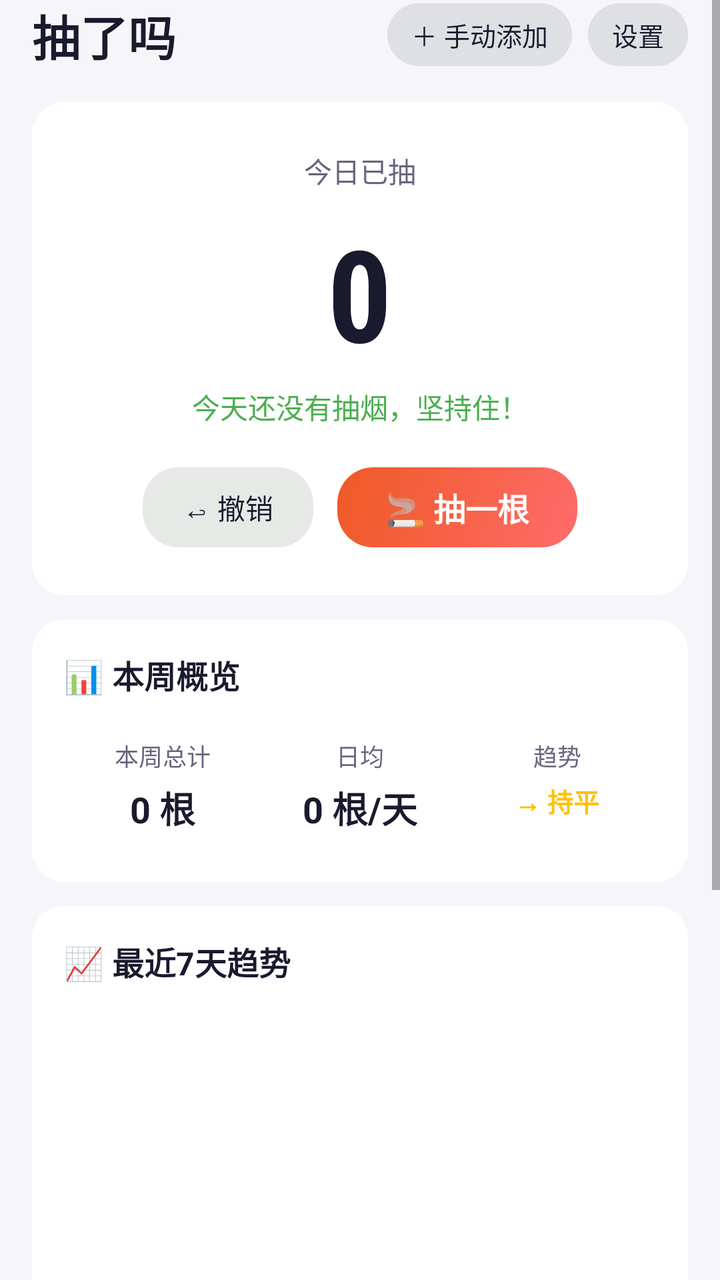
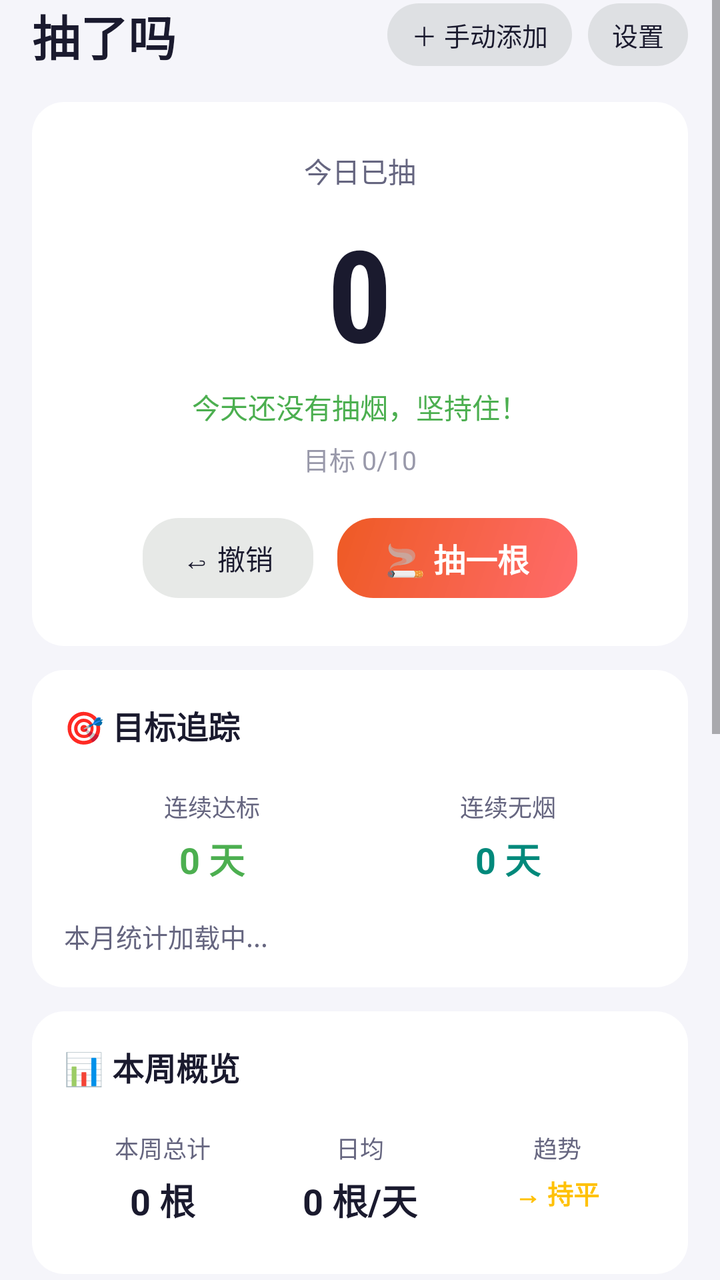

The first picture is an Android layout as it rendered before a commit; the second is the same layout after the commit. The layout source and the unified diff follow.
<!-- AndroidManifest.xml: activity theme Theme.QuitSmoke -->
<!-- res/layout/activity_main.xml -->
<?xml version="1.0" encoding="utf-8"?>
<ScrollView xmlns:android="http://schemas.android.com/apk/res/android"
    android:layout_width="match_parent"
    android:layout_height="match_parent"
    android:background="@color/bg_main"
    android:fillViewport="true"
    android:clipToPadding="false">

    <LinearLayout
        android:layout_width="match_parent"
        android:layout_height="wrap_content"
        android:orientation="vertical"
        android:paddingStart="16dp"
        android:paddingEnd="16dp"
        android:paddingBottom="24dp">

        
        <LinearLayout
            android:layout_width="match_parent"
            android:layout_height="wrap_content"
            android:gravity="center_vertical"
            android:orientation="horizontal"
            android:fitsSystemWindows="true"
            android:paddingBottom="16dp">

            <TextView
                android:layout_width="0dp"
                android:layout_height="wrap_content"
                android:layout_weight="1"
                android:text="抽了吗"
                android:textColor="@color/text_primary"
                android:textSize="24sp"
                android:textStyle="bold" />

            <TextView
                android:id="@+id/btn_add_manual"
                android:layout_width="wrap_content"
                android:layout_height="wrap_content"
                android:background="@drawable/btn_undo_bg"
                android:paddingStart="12dp"
                android:paddingEnd="12dp"
                android:paddingTop="6dp"
                android:paddingBottom="6dp"
                android:text="＋ 手动添加"
                android:textColor="@color/text_primary"
                android:textSize="13sp"
                android:clickable="true"
                android:focusable="true" />

            <View
                android:layout_width="8dp"
                android:layout_height="0dp" />

            <TextView
                android:id="@+id/btn_settings"
                android:layout_width="wrap_content"
                android:layout_height="wrap_content"
                android:background="@drawable/btn_undo_bg"
                android:paddingStart="12dp"
                android:paddingEnd="12dp"
                android:paddingTop="6dp"
                android:paddingBottom="6dp"
                android:text="设置"
                android:textColor="@color/text_primary"
                android:textSize="13sp"
                android:clickable="true"
                android:focusable="true" />
        </LinearLayout>

        
        <LinearLayout
            android:layout_width="match_parent"
            android:layout_height="wrap_content"
            android:background="@drawable/card_background"
            android:gravity="center"
            android:orientation="vertical"
            android:padding="24dp"
            android:layout_marginBottom="12dp">

            <TextView
                android:layout_width="wrap_content"
                android:layout_height="wrap_content"
                android:text="今日已抽"
                android:textColor="@color/text_secondary"
                android:textSize="14sp" />

            <TextView
                android:id="@+id/tv_today_count"
                android:layout_width="wrap_content"
                android:layout_height="wrap_content"
                android:layout_marginTop="8dp"
                android:text="0"
                android:textColor="@color/text_primary"
                android:textSize="64sp"
                android:textStyle="bold"
                android:fontFamily="sans-serif-condensed" />

            <TextView
                android:id="@+id/tv_today_tip"
                android:layout_width="wrap_content"
                android:layout_height="wrap_content"
                android:layout_marginTop="4dp"
                android:text="今天还没有抽烟，坚持住！"
                android:textColor="@color/green_good"
                android:textSize="14sp" />

            
            <LinearLayout
                android:layout_width="match_parent"
                android:layout_height="wrap_content"
                android:layout_marginTop="20dp"
                android:gravity="center"
                android:orientation="horizontal">

                
                <TextView
                    android:id="@+id/btn_undo"
                    android:layout_width="wrap_content"
                    android:layout_height="40dp"
                    android:background="@drawable/btn_undo_bg"
                    android:clickable="true"
                    android:focusable="true"
                    android:gravity="center"
                    android:paddingStart="20dp"
                    android:paddingEnd="20dp"
                    android:text="↩ 撤销"
                    android:textColor="@color/text_primary"
                    android:textSize="14sp" />

                <View
                    android:layout_width="12dp"
                    android:layout_height="0dp" />

                
                <TextView
                    android:id="@+id/btn_smoke_main"
                    android:layout_width="wrap_content"
                    android:layout_height="40dp"
                    android:background="@drawable/btn_smoke_bg"
                    android:clickable="true"
                    android:focusable="true"
                    android:gravity="center"
                    android:paddingStart="24dp"
                    android:paddingEnd="24dp"
                    android:text="🚬 抽一根"
                    android:textColor="#FFFFFF"
                    android:textSize="16sp"
                    android:textStyle="bold" />
            </LinearLayout>
        </LinearLayout>

        
        <LinearLayout
            android:layout_width="match_parent"
            android:layout_height="wrap_content"
            android:background="@drawable/card_background"
            android:orientation="vertical"
            android:padding="16dp"
            android:layout_marginBottom="12dp">

            <TextView
                android:layout_width="wrap_content"
                android:layout_height="wrap_content"
                android:text="📊 本周概览"
                android:textColor="@color/text_primary"
                android:textSize="16sp"
                android:textStyle="bold"
                android:layout_marginBottom="12dp" />

            <LinearLayout
                android:layout_width="match_parent"
                android:layout_height="wrap_content"
                android:orientation="horizontal">

                
                <LinearLayout
                    android:layout_width="0dp"
                    android:layout_height="wrap_content"
                    android:layout_weight="1"
                    android:gravity="center"
                    android:orientation="vertical"
                    android:padding="8dp">

                    <TextView
                        android:layout_width="wrap_content"
                        android:layout_height="wrap_content"
                        android:text="本周总计"
                        android:textColor="@color/text_secondary"
                        android:textSize="12sp" />

                    <TextView
                        android:id="@+id/tv_week_total"
                        android:layout_width="wrap_content"
                        android:layout_height="wrap_content"
                        android:layout_marginTop="4dp"
                        android:text="0 根"
                        android:textColor="@color/text_primary"
                        android:textSize="18sp"
                        android:textStyle="bold" />
                </LinearLayout>

                
                <LinearLayout
                    android:layout_width="0dp"
                    android:layout_height="wrap_content"
                    android:layout_weight="1"
                    android:gravity="center"
                    android:orientation="vertical"
                    android:padding="8dp">

                    <TextView
                        android:layout_width="wrap_content"
                        android:layout_height="wrap_content"
                        android:text="日均"
                        android:textColor="@color/text_secondary"
                        android:textSize="12sp" />

                    <TextView
                        android:id="@+id/tv_week_avg"
                        android:layout_width="wrap_content"
                        android:layout_height="wrap_content"
                        android:layout_marginTop="4dp"
                        android:text="0 根/天"
                        android:textColor="@color/text_primary"
                        android:textSize="18sp"
                        android:textStyle="bold" />
                </LinearLayout>

                
                <LinearLayout
                    android:layout_width="0dp"
                    android:layout_height="wrap_content"
                    android:layout_weight="1"
                    android:gravity="center"
                    android:orientation="vertical"
                    android:padding="8dp">

                    <TextView
                        android:layout_width="wrap_content"
                        android:layout_height="wrap_content"
                        android:text="趋势"
                        android:textColor="@color/text_secondary"
                        android:textSize="12sp" />

                    <TextView
                        android:id="@+id/tv_trend"
                        android:layout_width="wrap_content"
                        android:layout_height="wrap_content"
                        android:layout_marginTop="4dp"
                        android:text="→ 持平"
                        android:textColor="@color/yellow_warn"
                        android:textSize="13sp"
                        android:textStyle="bold" />
                </LinearLayout>
            </LinearLayout>
        </LinearLayout>

        
        <LinearLayout
            android:layout_width="match_parent"
            android:layout_height="wrap_content"
            android:background="@drawable/card_background"
            android:orientation="vertical"
            android:padding="16dp"
            android:layout_marginBottom="12dp">

            <TextView
                android:layout_width="wrap_content"
                android:layout_height="wrap_content"
                android:text="📈 最近7天趋势"
                android:textColor="@color/text_primary"
                android:textSize="16sp"
                android:textStyle="bold"
                android:layout_marginBottom="12dp" />

            
            <LinearLayout
                android:id="@+id/layout_bars"
                android:layout_width="match_parent"
                android:layout_height="wrap_content"
                android:gravity="bottom"
                android:orientation="horizontal"
                android:minHeight="160dp" />
        </LinearLayout>

        
        <LinearLayout
            android:layout_width="match_parent"
            android:layout_height="wrap_content"
            android:background="@drawable/card_background"
            android:orientation="vertical"
            android:padding="16dp"
            android:layout_marginBottom="12dp">

            <TextView
                android:layout_width="wrap_content"
                android:layout_height="wrap_content"
                android:text="💡 戒烟建议"
                android:textColor="@color/text_primary"
                android:textSize="16sp"
                android:textStyle="bold"
                android:layout_marginBottom="8dp" />

            <TextView
                android:id="@+id/tv_advice"
                android:layout_width="match_parent"
                android:layout_height="wrap_content"
                android:text="加载中..."
                android:textColor="@color/text_secondary"
                android:textSize="14sp"
                android:lineSpacingExtra="4dp" />
        </LinearLayout>

        
        <LinearLayout
            android:layout_width="match_parent"
            android:layout_height="wrap_content"
            android:background="@drawable/card_background"
            android:orientation="vertical"
            android:padding="16dp"
            android:layout_marginBottom="24dp">

            <TextView
                android:layout_width="wrap_content"
                android:layout_height="wrap_content"
                android:text="🫁 你知道吗"
                android:textColor="@color/text_primary"
                android:textSize="16sp"
                android:textStyle="bold"
                android:layout_marginBottom="8dp" />

            <TextView
                android:id="@+id/tv_motivation"
                android:layout_width="match_parent"
                android:layout_height="wrap_content"
                android:text="加载中..."
                android:textColor="@color/teal_calm"
                android:textSize="14sp"
                android:lineSpacingExtra="4dp"
                android:fontFamily="serif" />
        </LinearLayout>

    </LinearLayout>
</ScrollView>
<!-- resources referenced by this layout -->
<resources>
  <color name="bg_main">#F5F5FA</color>
  <color name="green_good">#4CAF50</color>
  <color name="teal_calm">#00897B</color>
  <color name="text_primary">#1A1A2E</color>
  <color name="text_secondary">#666680</color>
  <color name="yellow_warn">#FFC107</color>
  <!-- drawable btn_smoke_bg (drawable) -->
  <?xml version="1.0" encoding="utf-8"?>
  <shape xmlns:android="http://schemas.android.com/apk/res/android"
      android:shape="rectangle">
      <gradient
          android:startColor="#FF6B6B"
          android:endColor="#EE5A24"
          android:angle="135" />
      <corners android:radius="18dp" />
  </shape>
  <!-- drawable btn_undo_bg (drawable) -->
  <?xml version="1.0" encoding="utf-8"?>
  <shape xmlns:android="http://schemas.android.com/apk/res/android"
      android:shape="rectangle">
      <solid android:color="@color/btn_secondary_bg" />
      <corners android:radius="18dp" />
  </shape>
  <!-- drawable card_background (drawable) -->
  <?xml version="1.0" encoding="utf-8"?>
  <shape xmlns:android="http://schemas.android.com/apk/res/android"
      android:shape="rectangle">
      <solid android:color="@color/card_bg" />
      <corners android:radius="16dp" />
  </shape>
  <style name="Theme.QuitSmoke" parent="Theme.MaterialComponents.DayNight.NoActionBar">
          <item name="colorPrimary">#FF6B6B</item>
          <item name="colorPrimaryVariant">#EE5A24</item>
          <item name="colorOnPrimary">#FFFFFF</item>
          <item name="colorSecondary">#4CAF50</item>
          <item name="colorSecondaryVariant">#66BB6A</item>
          <item name="colorOnSecondary">#FFFFFF</item>
          <item name="android:windowBackground">@color/bg_main</item>
          
          <item name="android:statusBarColor">@android:color/transparent</item>
          <item name="android:navigationBarColor">@color/nav_bar</item>
          <item name="android:windowTranslucentStatus">false</item>
          <item name="android:windowDrawsSystemBarBackgrounds">true</item>
      </style>
  <color name="btn_secondary_bg">#1A1A2E1A</color>
  <color name="card_bg">#FFFFFF</color>
  <color name="nav_bar">#F5F5FA</color>
</resources>

<!-- the commit's change to res/layout/activity_main.xml (unified diff, before → after) -->
@@ -103,6 +103,15 @@
                 android:text="今天还没有抽烟，坚持住！"
                 android:textColor="@color/green_good"
                 android:textSize="14sp" />
+
+            <TextView
+                android:id="@+id/tv_today_target"
+                android:layout_width="wrap_content"
+                android:layout_height="wrap_content"
+                android:layout_marginTop="6dp"
+                android:text="目标 0/10"
+                android:textColor="@color/text_hint"
+                android:textSize="13sp" />
 
             
             <LinearLayout
@@ -161,6 +170,93 @@
             <TextView
                 android:layout_width="wrap_content"
                 android:layout_height="wrap_content"
+                android:text="🎯 目标追踪"
+                android:textColor="@color/text_primary"
+                android:textSize="16sp"
+                android:textStyle="bold"
+                android:layout_marginBottom="12dp" />
+
+            <LinearLayout
+                android:layout_width="match_parent"
+                android:layout_height="wrap_content"
+                android:orientation="horizontal">
+
+                <LinearLayout
+                    android:layout_width="0dp"
+                    android:layout_height="wrap_content"
+                    android:layout_weight="1"
+                    android:gravity="center"
+                    android:orientation="vertical"
+                    android:padding="8dp">
+
+                    <TextView
+                        android:layout_width="wrap_content"
+                        android:layout_height="wrap_content"
+                        android:text="连续达标"
+                        android:textColor="@color/text_secondary"
+                        android:textSize="12sp" />
+
+                    <TextView
+                        android:id="@+id/tv_goal_streak"
+                        android:layout_width="wrap_content"
+                        android:layout_height="wrap_content"
+                        android:layout_marginTop="4dp"
+                        android:text="0 天"
+                        android:textColor="@color/green_good"
+                        android:textSize="18sp"
+                        android:textStyle="bold" />
+                </LinearLayout>
+
+                <LinearLayout
+                    android:layout_width="0dp"
+                    android:layout_height="wrap_content"
+                    android:layout_weight="1"
+                    android:gravity="center"
+                    android:orientation="vertical"
+                    android:padding="8dp">
+
+                    <TextView
+                        android:layout_width="wrap_content"
+                        android:layout_height="wrap_content"
+                        android:text="连续无烟"
+                        android:textColor="@color/text_secondary"
+                        android:textSize="12sp" />
+
+                    <TextView
+                        android:id="@+id/tv_no_smoke_streak"
+                        android:layout_width="wrap_content"
+                        android:layout_height="wrap_content"
+                        android:layout_marginTop="4dp"
+                        android:text="0 天"
+                        android:textColor="@color/teal_calm"
+                        android:textSize="18sp"
+                        android:textStyle="bold" />
+                </LinearLayout>
+            </LinearLayout>
+
+            <TextView
+                android:id="@+id/tv_month_summary"
+                android:layout_width="match_parent"
+                android:layout_height="wrap_content"
+                android:layout_marginTop="8dp"
+                android:text="本月统计加载中..."
+                android:textColor="@color/text_secondary"
+                android:textSize="13sp"
+                android:lineSpacingExtra="3dp" />
+        </LinearLayout>
+
+        
+        <LinearLayout
+            android:layout_width="match_parent"
+            android:layout_height="wrap_content"
+            android:background="@drawable/card_background"
+            android:orientation="vertical"
+            android:padding="16dp"
+            android:layout_marginBottom="12dp">
+
+            <TextView
+                android:layout_width="wrap_content"
+                android:layout_height="wrap_content"
                 android:text="📊 本周概览"
                 android:textColor="@color/text_primary"
                 android:textSize="16sp"
<!-- resource entries referenced after the edit -->
@@ -3,6 +3,7 @@
   <color name="bg_main">#F5F5FA</color>
   <color name="green_good">#4CAF50</color>
   <color name="teal_calm">#00897B</color>
+  <color name="text_hint">#9999AA</color>
   <color name="text_primary">#1A1A2E</color>
   <color name="text_secondary">#666680</color>
   <color name="yellow_warn">#FFC107</color>
